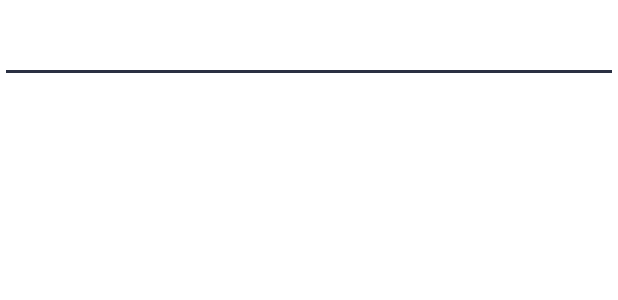
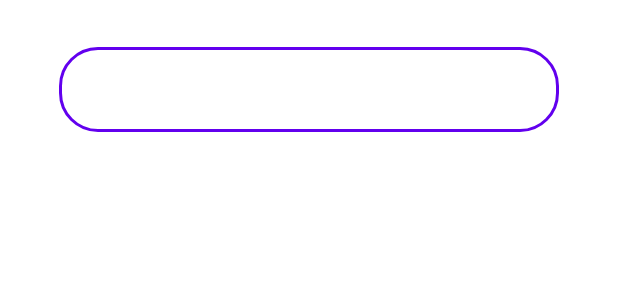
Before and after one commit to Hotkeytab/Brainy_merchandising, an Android app: the layout dropdown_item.xml on its own in the app's theme, with its tools: preview values and no code run, on a phone screen of 412 x 824 dp. Shown: the top 300 px of the screen. Run offline under Robolectric (Android 15) with nearby library versions, the phone set to English and light mode, and no system bars.

Commit message:
Add Edittext design

```diff
--- a/app/src/main/res/layout/dropdown_item.xml
+++ b/app/src/main/res/layout/dropdown_item.xml
@@ -1,9 +1,24 @@
-<EditText
+<com.google.android.material.textfield.TextInputLayout
+    android:layout_width="match_parent"
+    android:layout_height="wrap_content"
+    style="@style/Widget.MaterialComponents.TextInputLayout.OutlinedBox"
+
+    android:layout_marginLeft="@dimen/_30sdp"
+    android:layout_marginTop="@dimen/_20sdp"
+    android:layout_marginRight="@dimen/_30sdp"
+    android:textColorHint="@color/clear_grey"
+    app:boxBackgroundColor="@null"
+    app:boxCornerRadiusBottomEnd="@dimen/_20sdp"
+    app:boxCornerRadiusBottomStart="@dimen/_20sdp"
+    app:boxCornerRadiusTopEnd="@dimen/_20sdp"
+    app:boxCornerRadiusTopStart="@dimen/_20sdp"
+    app:errorEnabled="true"
+    app:startIconTint="@color/purpleLogin"
     xmlns:android="http://schemas.android.com/apk/res/android"
+    xmlns:app="http://schemas.android.com/apk/res-auto">
+<com.google.android.material.textfield.TextInputEditText
     android:id="@+id/edittext_isplay"
     android:layout_width="match_parent"
-    android:layout_height="wrap_content"
-    android:padding="15dp"
-    android:maxLines="3"
-    android:textColor="@color/black"
-    android:textSize="18sp"/>
+    android:layout_height="wrap_content">
+</com.google.android.material.textfield.TextInputEditText>
+</com.google.android.material.textfield.TextInputLayout>
```
Also changed, not shown: app/src/main/java/com/example/brainymerchandising/Display/UI/Dialog/Afficher_Image_DIalog.kt (+12 -22 lines), app/src/main/java/com/example/brainymerchandising/Visite/UI/MainVisiteFragment.kt (+5 -3 lines), app/src/main/res/layout/fragment_store.xml (+5 -5 lines), app/src/main/res/layout/item_product.xml (+12 -8 lines).
